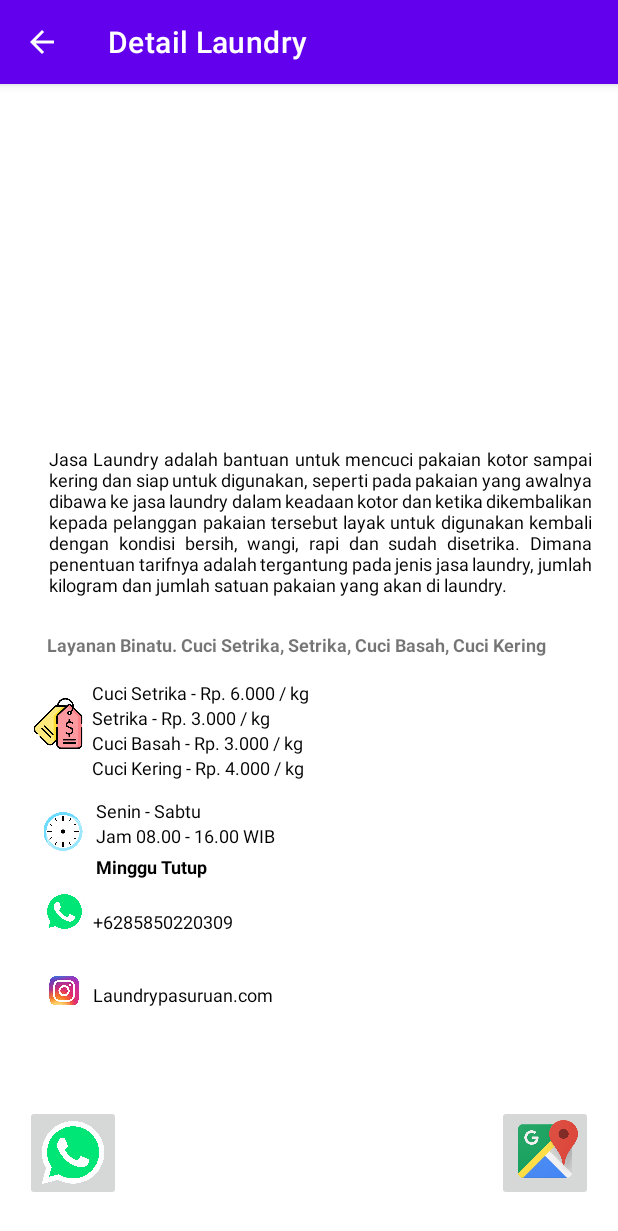
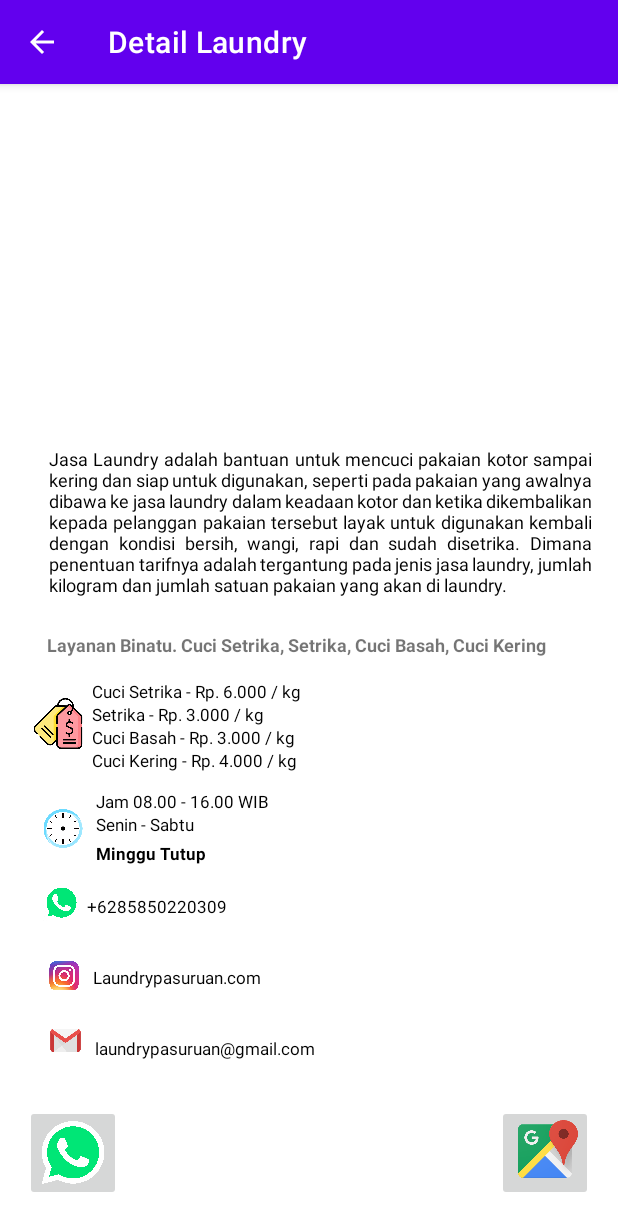
Before and after one commit to titiknk/Laundry-App, an Android app: the Detail screen opened directly, with no data from a screen before it, on a phone screen of 412 x 824 dp. Shown: the top 1231 px of the screen. Run offline under Robolectric (Android 15) with nearby library versions, the phone set to English and light mode, and no system bars; 2 statements that could not run were skipped.

Commit message:
Menambahkan Detail Text

```diff
--- a/app/src/main/res/layout/activity_detail.xml
+++ b/app/src/main/res/layout/activity_detail.xml
@@ -23,7 +23,7 @@
         android:id="@+id/judulText"
         android:layout_width="wrap_content"
         android:layout_height="wrap_content"
-        android:text="Washy Washy One Stop Professional Laundry Pandaan"
+        android:text="@string/tv_judul"
         android:textStyle="bold"
         style="@style/TEXT"
         android:textSize="14sp"
@@ -40,7 +40,7 @@
         android:layout_width="362dp"
         android:layout_height="116dp"
         style="@style/TEXT"
-        android:text="Jasa Laundry adalah bantuan untuk mencuci pakaian kotor sampai kering dan siap untuk digunakan, seperti pada pakaian yang awalnya dibawa ke jasa laundry dalam keadaan kotor dan ketika dikembalikan kepada pelanggan pakaian tersebut layak untuk digunakan kembali dengan kondisi bersih, wangi, rapi dan sudah disetrika. Dimana penentuan tarifnya adalah tergantung pada jenis jasa laundry, jumlah kilogram dan jumlah satuan pakaian yang akan di laundry."
+        android:text="@string/tv_deskripsi"
         android:textSize="12sp"
         android:justificationMode="inter_word"
         app:layout_constraintBottom_toBottomOf="parent"
@@ -55,7 +55,7 @@
         android:layout_width="354dp"
         android:layout_height="28dp"
         android:layout_marginTop="8dp"
-        android:text="Layanan Binatu. Cuci Setrika, Setrika, Cuci Basah, Cuci Kering"
+        android:text="@string/tv_detail"
         android:textSize="12sp"
         android:textStyle="bold"
         app:layout_constraintEnd_toEndOf="parent"
@@ -96,8 +96,8 @@
         android:layout_height="wrap_content"
         android:layout_marginStart="4dp"
         android:layout_marginTop="4dp"
-        android:text="Cuci Setrika - Rp. 6.000 / kg"
-        android:textSize="12sp"
+        android:text="@string/tv_harga"
+        android:textSize="11sp"
         app:layout_constraintStart_toEndOf="@+id/imageView"
         app:layout_constraintTop_toBottomOf="@+id/detailText2" />
 
@@ -107,8 +107,8 @@
         android:layout_width="wrap_content"
         android:layout_height="wrap_content"
         android:layout_marginStart="4dp"
-        android:text="Setrika - Rp. 3.000 / kg"
-        android:textSize="12sp"
+        android:text="@string/tv_harga2"
+        android:textSize="11sp"
         app:layout_constraintStart_toEndOf="@+id/imageView"
         app:layout_constraintTop_toBottomOf="@+id/detailText3" />
 
@@ -118,8 +118,8 @@
         android:layout_width="wrap_content"
         android:layout_height="wrap_content"
         android:layout_marginStart="4dp"
-        android:text="Cuci Basah - Rp. 3.000 / kg"
-        android:textSize="12sp"
+        android:text="@string/tv_harga3"
+        android:textSize="11sp"
         app:layout_constraintStart_toEndOf="@+id/imageView"
         app:layout_constraintTop_toBottomOf="@+id/detailText4" />
 
@@ -129,8 +129,8 @@
         android:layout_width="wrap_content"
         android:layout_height="wrap_content"
         android:layout_marginStart="4dp"
-        android:text="Cuci Kering - Rp. 4.000 / kg"
-        android:textSize="12sp"
+        android:text="@string/tv_harga4"
+        android:textSize="11sp"
         app:layout_constraintStart_toEndOf="@+id/imageView"
         app:layout_constraintTop_toBottomOf="@+id/detailText5" />
 
@@ -139,7 +139,7 @@
         android:layout_width="28dp"
         android:layout_height="26dp"
         android:layout_marginStart="28dp"
-        android:layout_marginTop="42dp"
+        android:layout_marginTop="40dp"
         app:layout_constraintStart_toStartOf="parent"
         app:layout_constraintTop_toBottomOf="@+id/imageView"
         app:srcCompat="@drawable/bg_jammm" />
@@ -150,9 +150,9 @@
         android:layout_height="wrap_content"
         android:layout_marginStart="8dp"
         android:layout_marginTop="12dp"
-        android:text="Senin - Sabtu"
+        android:text="@string/tv_jam"
         style="@style/TEXT"
-        android:textSize="12sp"
+        android:textSize="11sp"
         app:layout_constraintStart_toEndOf="@+id/imageView2"
         app:layout_constraintTop_toBottomOf="@+id/detailText6" />
 
@@ -161,9 +161,9 @@
         android:layout_width="wrap_content"
         android:layout_height="wrap_content"
         android:layout_marginStart="8dp"
-        android:text="Jam 08.00 - 16.00 WIB"
+        android:text="@string/tv_hari"
         style="@style/TEXT"
-        android:textSize="12sp"
+        android:textSize="11sp"
         app:layout_constraintStart_toEndOf="@+id/imageView2"
         app:layout_constraintTop_toBottomOf="@+id/detailText7" />
 
@@ -173,19 +173,19 @@
         android:layout_height="wrap_content"
         android:layout_marginStart="8dp"
         android:layout_marginTop="4dp"
-        android:text="Minggu Tutup"
+        android:text="@string/tv_tutup"
         android:textStyle="bold"
         style="@style/TEXT"
-        android:textSize="12sp"
+        android:textSize="11sp"
         app:layout_constraintStart_toEndOf="@+id/imageView2"
         app:layout_constraintTop_toBottomOf="@+id/detailText8" />
 
     <ImageView
         android:id="@+id/imageView3"
-        android:layout_width="30dp"
-        android:layout_height="29dp"
+        android:layout_width="26dp"
+        android:layout_height="25dp"
         android:layout_marginStart="28dp"
-        android:layout_marginTop="26dp"
+        android:layout_marginTop="24dp"
         app:layout_constraintStart_toStartOf="parent"
         app:layout_constraintTop_toBottomOf="@+id/imageView2"
         app:srcCompat="@drawable/wa" />
@@ -196,9 +196,9 @@
         android:layout_height="wrap_content"
         android:layout_marginStart="4dp"
         android:layout_marginTop="20dp"
-        android:text="+6285850220309"
+        android:text="@string/tv_telp"
         style="@style/TEXT"
-        android:textSize="12sp"
+        android:textSize="11sp"
         app:layout_constraintStart_toEndOf="@+id/imageView3"
         app:layout_constraintTop_toBottomOf="@+id/detailText9" />
 
@@ -207,7 +207,7 @@
         android:layout_width="22dp"
         android:layout_height="24dp"
         android:layout_marginStart="32dp"
-        android:layout_marginTop="26dp"
+        android:layout_marginTop="24dp"
         app:layout_constraintStart_toStartOf="parent"
         app:layout_constraintTop_toBottomOf="@+id/imageView3"
         app:srcCompat="@drawable/bg_insta" />
@@ -218,9 +218,9 @@
         android:layout_height="wrap_content"
         android:layout_marginStart="8dp"
         android:layout_marginTop="32dp"
-        android:text="Laundrypasuruan.com"
+        android:text="@string/tv_ig"
         style="@style/TEXT"
-        android:textSize="12sp"
+        android:textSize="11sp"
         app:layout_constraintStart_toEndOf="@+id/imageView4"
         app:layout_constraintTop_toBottomOf="@+id/watext" />
 
@@ -234,4 +234,26 @@
         app:layout_constraintTop_toBottomOf="@+id/detailText2"
         app:srcCompat="@drawable/bg_price2" />
 
+    <ImageView
+        android:id="@+id/imageView5"
+        android:layout_width="23dp"
+        android:layout_height="22dp"
+        android:layout_marginStart="32dp"
+        android:layout_marginTop="20dp"
+        app:layout_constraintStart_toStartOf="parent"
+        app:layout_constraintTop_toBottomOf="@+id/imageView4"
+        app:srcCompat="@drawable/bg_gmail" />
+
+    <TextView
+        android:id="@+id/gmailtext"
+        style="@style/TEXT"
+        android:layout_width="wrap_content"
+        android:layout_height="wrap_content"
+        android:layout_marginStart="8dp"
+        android:layout_marginTop="32dp"
+        android:text="@string/tv_gmail"
+        android:textSize="11sp"
+        app:layout_constraintStart_toEndOf="@+id/imageView5"
+        app:layout_constraintTop_toBottomOf="@+id/igtext" />
+
 </androidx.constraintlayout.widget.ConstraintLayout>
--- a/app/src/main/res/values/strings.xml
+++ b/app/src/main/res/values/strings.xml
@@ -1,3 +1,16 @@
 <resources>
     <string name="app_name">Laundry App</string>
+    <string name="tv_judul">Washy Washy One Stop Professional Laundry Pandaan</string>
+    <string name="tv_deskripsi">Jasa Laundry adalah bantuan untuk mencuci pakaian kotor sampai kering dan siap untuk digunakan, seperti pada pakaian yang awalnya dibawa ke jasa laundry dalam keadaan kotor dan ketika dikembalikan kepada pelanggan pakaian tersebut layak untuk digunakan kembali dengan kondisi bersih, wangi, rapi dan sudah disetrika. Dimana penentuan tarifnya adalah tergantung pada jenis jasa laundry, jumlah kilogram dan jumlah satuan pakaian yang akan di laundry.</string>
+    <string name="tv_detail">Layanan Binatu. Cuci Setrika, Setrika, Cuci Basah, Cuci Kering</string>
+    <string name="tv_harga">Cuci Setrika - Rp. 6.000 / kg</string>
+    <string name="tv_harga2">Setrika - Rp. 3.000 / kg</string>
+    <string name="tv_harga3">Cuci Basah - Rp. 3.000 / kg</string>
+    <string name="tv_harga4">Cuci Kering - Rp. 4.000 / kg</string>
+    <string name="tv_hari">Senin - Sabtu</string>
+    <string name="tv_jam">Jam 08.00 - 16.00 WIB</string>
+    <string name="tv_tutup">Minggu Tutup</string>
+    <string name="tv_telp">+6285850220309</string>
+    <string name="tv_ig">Laundrypasuruan.com</string>
+    <string name="tv_gmail">laundrypasuruan@gmail.com</string>
 </resources>
```
Also changed, not shown: app/src/main/res/drawable-v24/bg_gmail.png (added).
